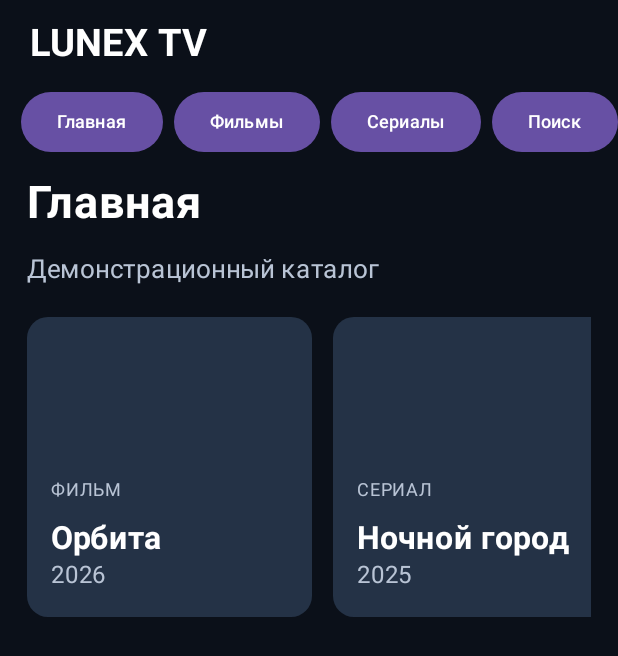
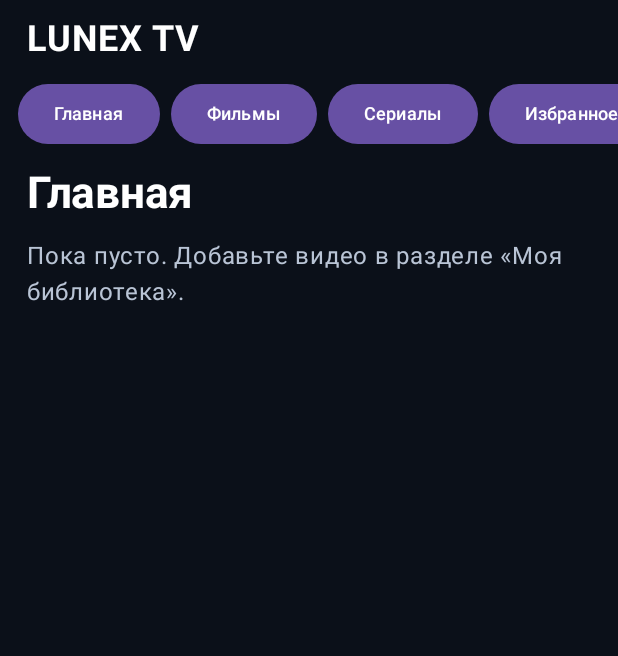
Before and after one commit to maillunex-lang/Kino, an Android app built with Jetpack Compose: the screen it shows after launch (MainActivity), on a phone screen of 412 x 824 dp. Shown: the top 656 px of the screen. Run offline under Robolectric (Android 15) with nearby library versions, the phone set to English and light mode, and no system bars; pictures from the network do not load.

Commit message:
feat: complete local library flow with add, search, categories, favorites and deletion

```diff
--- a/app/src/main/java/ru/lunex/tv/MainActivity.kt
+++ b/app/src/main/java/ru/lunex/tv/MainActivity.kt
@@ -2,10 +2,9 @@ package ru.lunex.tv
 
 import android.app.UiModeManager
 import android.content.Context
+import android.content.Intent
 import android.content.res.Configuration
 import android.os.Bundle
-import android.content.Intent
-import androidx.compose.ui.platform.LocalContext
 import androidx.activity.ComponentActivity
 import androidx.activity.compose.setContent
 import androidx.activity.compose.BackHandler
@@ -23,25 +22,21 @@ import androidx.compose.material3.Text
 import androidx.compose.runtime.*
 import androidx.compose.ui.Modifier
 import androidx.compose.ui.graphics.Color
+import androidx.compose.ui.platform.LocalContext
 import androidx.compose.ui.text.font.FontWeight
 import androidx.compose.ui.unit.dp
 import androidx.compose.ui.unit.sp
+import java.util.UUID
 
 private val background = Color(0xFF0B1019)
-private val sections = listOf("Главная", "Фильмы", "Сериалы", "Поиск", "Плеер", "Настройки")
-private data class Film(val id: String, val title: String, val year: Int, val kind: String, val description: String)
-private val demo = listOf(
-    Film("demo-1", "Орбита", 2026, "Фильм", "Демонстрационная карточка фантастического фильма."),
-    Film("demo-2", "Ночной город", 2025, "Сериал", "Демонстрационная карточка городского детектива."),
-    Film("demo-3", "За горизонтом", 2024, "Фильм", "Демонстрационная карточка приключенческого фильма."),
-    Film("demo-4", "Море света", 2026, "Сериал", "Демонстрационная карточка истории о путешествиях.")
-)
+private val sections = listOf("Главная", "Фильмы", "Сериалы", "Избранное", "Поиск", "Моя библиотека", "Плеер", "Настройки")
+private val muted = Color(0xFFB9C4D5)
 
 class MainActivity : ComponentActivity() {
     override fun onCreate(savedInstanceState: Bundle?) {
         super.onCreate(savedInstanceState)
-        val mode = getSystemService(Context.UI_MODE_SERVICE) as UiModeManager
-        val isTv = mode.currentModeType == Configuration.UI_MODE_TYPE_TELEVISION
+        val manager = getSystemService(Context.UI_MODE_SERVICE) as UiModeManager
+        val isTv = manager.currentModeType == Configuration.UI_MODE_TYPE_TELEVISION
         setContent { LunexHome(isTv) }
     }
 }
@@ -49,36 +44,57 @@ class MainActivity : ComponentActivity() {
 @Composable
 private fun LunexHome(isTv: Boolean) {
     val context = LocalContext.current
+    val library = remember(context) { LocalLibrary(context) }
+    var entries by remember { mutableStateOf(library.load()) }
+    var favoritesVersion by remember { mutableIntStateOf(0) }
     var section by remember { mutableStateOf("Главная") }
-    var opened by remember { mutableStateOf<Film?>(null) }
+    var opened by remember { mutableStateOf<LibraryEntry?>(null) }
     var search by remember { mutableStateOf("") }
+    var title by remember { mutableStateOf("") }
+    var url by remember { mutableStateOf("") }
+    var kind by remember { mutableStateOf("Фильм") }
+    var formError by remember { mutableStateOf("") }
+    val launchPlayer = {
+        context.startActivity(Intent(context, PlayerActivity::class.java))
+    }
+    val navigate: (String) -> Unit = { item ->
+        if (item == "Плеер") launchPlayer() else { section = item; opened = null }
+    }
     BackHandler(opened != null) { opened = null }
     MaterialTheme {
         if (isTv) {
-            Row(Modifier.fillMaxSize().background(background).padding(28.dp)) {
-                Column(Modifier.width(220.dp), verticalArrangement = Arrangement.spacedBy(10.dp)) {
-                    Text("LUNEX TV", color = Color.White, fontSize = 26.sp, fontWeight = FontWeight.Bold)
-                    Spacer(Modifier.height(18.dp))
-                    sections.forEach { item ->
-                        Button(onClick = { if (item == "Плеер") context.startActivity(Intent(context, PlayerActivity::class.java)) else { section = item; opened = null } }) { Text(item) }
-                    }
+            Row(Modifier.fillMaxSize().background(background).padding(24.dp)) {
+                LazyColumn(Modifier.width(220.dp), verticalArrangement = Arrangement.spacedBy(7.dp)) {
+                    item { Text("LUNEX TV", color = Color.White, fontSize = 26.sp, fontWeight = FontWeight.Bold) }
+                    items(sections) { item -> Button(onClick = { navigate(item) }) { Text(item) } }
                 }
                 Column(Modifier.weight(1f).padding(start = 22.dp)) {
-                    Content(section, opened, { opened = it }, search, { search = it })
+                    LibraryContent(section, opened, entries, search, { search = it }, library,
+                        favoritesVersion, { favoritesVersion++ }, { opened = it },
+                        { launchPlayer() }, title, { title = it }, url, { url = it },
+                        kind, { kind = it }, formError, { formError = it },
+                        { entry -> entries = entries + entry; library.save(entries) },
+                        { entry -> entries = entries.filterNot { it.id == entry.id }; library.save(entries); opened = null })
                 }
             }
         } else {
             Column(Modifier.fillMaxSize().background(background).safeDrawingPadding()) {
-                Text("LUNEX TV", Modifier.padding(horizontal = 20.dp, vertical = 14.dp),
-                    color = Color.White, fontSize = 25.sp, fontWeight = FontWeight.Bold)
-                LazyRow(contentPadding = PaddingValues(horizontal = 14.dp), horizontalArrangement = Arrangement.spacedBy(7.dp)) {
+                Text("LUNEX TV", Modifier.padding(horizontal = 18.dp, vertical = 12.dp),
+                    color = Color.White, fontSize = 24.sp, fontWeight = FontWeight.Bold)
+                LazyRow(contentPadding = PaddingValues(horizontal = 12.dp),
+                    horizontalArrangement = Arrangement.spacedBy(7.dp)) {
                     items(sections) { item ->
-                        Button(onClick = { section = item; opened = null }) { Text(item, fontSize = 12.sp) }
+                        Button(onClick = { navigate(item) }) { Text(item, fontSize = 12.sp) }
                     }
                 }
                 Spacer(Modifier.height(12.dp))
                 Column(Modifier.weight(1f).padding(horizontal = 18.dp)) {
-                    Content(section, opened, { opened = it }, search, { search = it })
+                    LibraryContent(section, opened, entries, search, { search = it }, library,
+                        favoritesVersion, { favoritesVersion++ }, { opened = it },
+                        { launchPlayer() }, title, { title = it }, url, { url = it },
+                        kind, { kind = it }, formError, { formError = it },
+                        { entry -> entries = entries + entry; library.save(entries) },
+                        { entry -> entries = entries.filterNot { it.id == entry.id }; library.save(entries); opened = null })
                 }
             }
         }
@@ -86,58 +102,100 @@ private fun LunexHome(isTv: Boolean) {
 }
 
 @Composable
-private fun Content(section: String, opened: Film?, open: (Film?) -> Unit, search: String, setSearch: (String) -> Unit) {
+private fun LibraryContent(
+    section: String, opened: LibraryEntry?, entries: List<LibraryEntry>,
+    search: String, setSearch: (String) -> Unit, library: LocalLibrary,
+    favoritesVersion: Int, onFavoriteChange: () -> Unit,
+    open: (LibraryEntry?) -> Unit, launchPlayer: () -> Unit,
+    title: String, setTitle: (String) -> Unit,
+    url: String, setUrl: (String) -> Unit,
+    kind: String, setKind: (String) -> Unit,
+    formError: String, setError: (String) -> Unit,
+    add: (LibraryEntry) -> Unit, remove: (LibraryEntry) -> Unit
+) {
+    // Keep the favorite state reactive when it changes.
+    val favoriteIds = remember(entries, favoritesVersion) {
+        entries.filter { library.isFavorite(it.id) }.map { it.id }.toSet()
+    }
     if (opened != null) {
-        LazyColumn(verticalArrangement = Arrangement.spacedBy(14.dp)) {
+        LazyColumn(verticalArrangement = Arrangement.spacedBy(12.dp)) {
             item {
-                Button(onClick = { open(null) }) { Text("Назад к каталогу") }
-                Spacer(Modifier.height(16.dp))
-                Text(opened.title, color = Color.White, fontSize = 32.sp, fontWeight = FontWeight.Bold)
-                Text("${opened.year} · ${opened.kind}", color = Color(0xFFB9C4D5))
+                Button(onClick = { open(null) }) { Text("Назад") }
+                Spacer(Modifier.height(14.dp))
+                Text(opened.title, color = Color.White, fontSize = 30.sp, fontWeight = FontWeight.Bold)
+                Text(opened.kind, color = muted)
                 Spacer(Modifier.height(12.dp))
-                Text(opened.description, color = Color.White, fontSize = 18.sp)
-                Spacer(Modifier.height(16.dp))
-                Text("Демо-карточка. Воспроизведение появится после подключения разрешённого источника.",
-                    color = Color(0xFFB9C4D5), fontSize = 15.sp)
+                Button(onClick = { library.toggleFavorite(opened.id); onFavoriteChange() }) {
+                    Text(if (opened.id in favoriteIds) "Убрать из избранного" else "В избранное")
+                }
+                Spacer(Modifier.height(8.dp))
+                Button(onClick = launchPlayer) { Text("Открыть плеер") }
+                Spacer(Modifier.height(8.dp))
+                Button(onClick = { remove(opened) }) { Text("Удалить из библиотеки") }
+                Text("Откройте плеер и вставьте HTTPS-ссылку этого материала.", color = muted)
+                Text(opened.url, color = muted, fontSize = 12.sp)
             }
         }
         return
     }
-    Text(section, color = Color.White, fontSize = 30.sp, fontWeight = FontWeight.Bold)
-    Spacer(Modifier.height(14.dp))
+    Text(section, color = Color.White, fontSize = 29.sp, fontWeight = FontWeight.Bold)
+    Spacer(Modifier.height(12.dp))
     if (section == "Настройки") {
-        Text("Lunex TV · тестовая версия. Источники пока не подключены.", color = Color.White)
+        Text("Lunex TV. Персональная библиотека хранится только на этом устройстве. Источники кино пока не подключены.", color = muted)
+        return
+    }
+    if (section == "Моя библиотека") {
+        LazyColumn(verticalArrangement = Arrangement.spacedBy(10.dp)) {
+            item {
+                Text("Добавить собственную разрешённую HTTPS-ссылку на видео", color = muted)
+                OutlinedTextField(title, setTitle, label = { Text("Название") }, singleLine = true, modifier = Modifier.fillMaxWidth())
+                OutlinedTextField(url, setUrl, label = { Text("HTTPS-ссылка MP4/HLS") }, singleLine = true, modifier = Modifier.fillMaxWidth())
+                Row(horizontalArrangement = Arrangement.spacedBy(8.dp)) {
+                    Button(onClick = { setKind("Фильм") }) { Text(if (kind == "Фильм") "✓ Фильм" else "Фильм") }
+                    Button(onClick = { setKind("Сериал") }) { Text(if (kind == "Сериал") "✓ Сериал" else "Сериал") }
+                }
+                Button(onClick = {
+                    if (title.isBlank() || !url.trim().startsWith("https://", ignoreCase = true)) {
+                        setError("Введите название и HTTPS-ссылку")
+                    } else {
+                        add(LibraryEntry(UUID.randomUUID().toString(), title.trim(), url.trim(), kind))
+                        setTitle(""); setUrl(""); setError("")
+                    }
+                }) { Text("Добавить") }
+                if (formError.isNotEmpty()) Text(formError, color = Color(0xFFFFB4AB))
+                Spacer(Modifier.height(12.dp))
+                Text("Сохранённые материалы", color = Color.White, fontSize = 20.sp)
+            }
+            items(entries, key = { it.id }) { entry ->
+                Button(onClick = { open(entry) }) { Text("${entry.title} · ${entry.kind}") }
+            }
+        }
         return
     }
     if (section == "Поиск") {
-        OutlinedTextField(value = search, onValueChange = setSearch, label = { Text("Название фильма или сериала") },
+        OutlinedTextField(search, setSearch, label = { Text("Поиск в моей библиотеке") },
             singleLine = true, modifier = Modifier.fillMaxWidth())
-        Spacer(Modifier.height(16.dp))
-    } else {
-        Text("Демонстрационный каталог", color = Color(0xFFB9C4D5), fontSize = 17.sp)
-        Spacer(Modifier.height(20.dp))
+        Spacer(Modifier.height(14.dp))
     }
-    val filtered = demo.filter {
-        (section == "Главная" || section == "Поиск" || section == "Фильмы" && it.kind == "Фильм" ||
-            section == "Сериалы" && it.kind == "Сериал") &&
-            (section != "Поиск" || it.title.contains(search, ignoreCase = true))
+    val filtered = entries.filter { entry ->
+        (section == "Главная" || section == "Поиск" ||
+            section == "Фильмы" && entry.kind == "Фильм" ||
+            section == "Сериалы" && entry.kind == "Сериал" ||
+            section == "Избранное" && entry.id in favoriteIds) &&
+            (section != "Поиск" || entry.title.contains(search, ignoreCase = true))
     }
     if (filtered.isEmpty()) {
-        Text("Ничего не найдено", color = Color.White)
+        Text("Пока пусто. Добавьте видео в разделе «Моя библиотека».", color = muted)
     } else {
-        LazyRow(horizontalArrangement = Arrangement.spacedBy(14.dp)) {
-            items(filtered, key = { it.id }) { film ->
-                Surface(
-                    onClick = { open(film) },
-                    modifier = Modifier.width(190.dp).height(200.dp),
-                    shape = RoundedCornerShape(14.dp),
-                    color = Color(0xFF243246)
-                ) {
+        LazyRow(horizontalArrangement = Arrangement.spacedBy(12.dp)) {
+            items(filtered, key = { it.id }) { entry ->
+                Surface(onClick = { open(entry) }, modifier = Modifier.width(190.dp).height(190.dp),
+                    shape = RoundedCornerShape(14.dp), color = Color(0xFF243246)) {
                     Column(Modifier.padding(16.dp), verticalArrangement = Arrangement.Bottom) {
-                        Text(film.kind.uppercase(), color = Color(0xFFB9C4D5), fontSize = 12.sp)
+                        Text(entry.kind.uppercase(), color = muted, fontSize = 12.sp)
                         Spacer(Modifier.height(8.dp))
-                        Text(film.title, color = Color.White, fontSize = 21.sp, fontWeight = FontWeight.Bold)
-                        Text(film.year.toString(), color = Color(0xFFB9C4D5))
+                        Text(entry.title, color = Color.White, fontSize = 21.sp, fontWeight = FontWeight.Bold)
+                        if (entry.id in favoriteIds) Text("★ Избранное", color = muted)
                     }
                 }
             }
```
